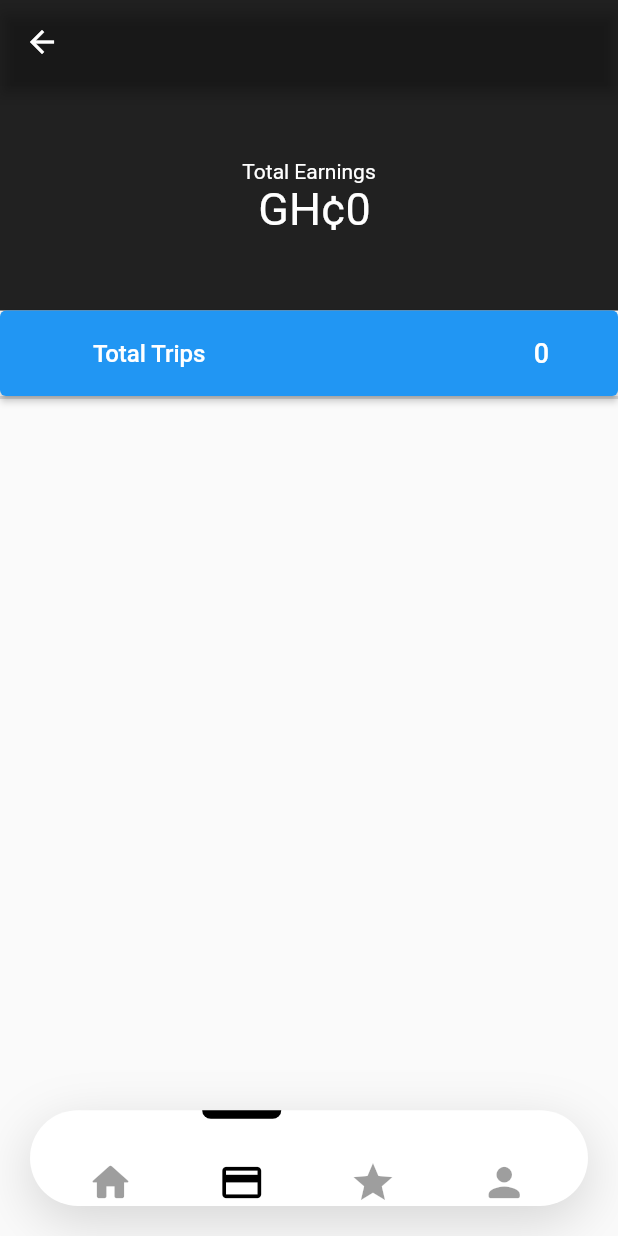
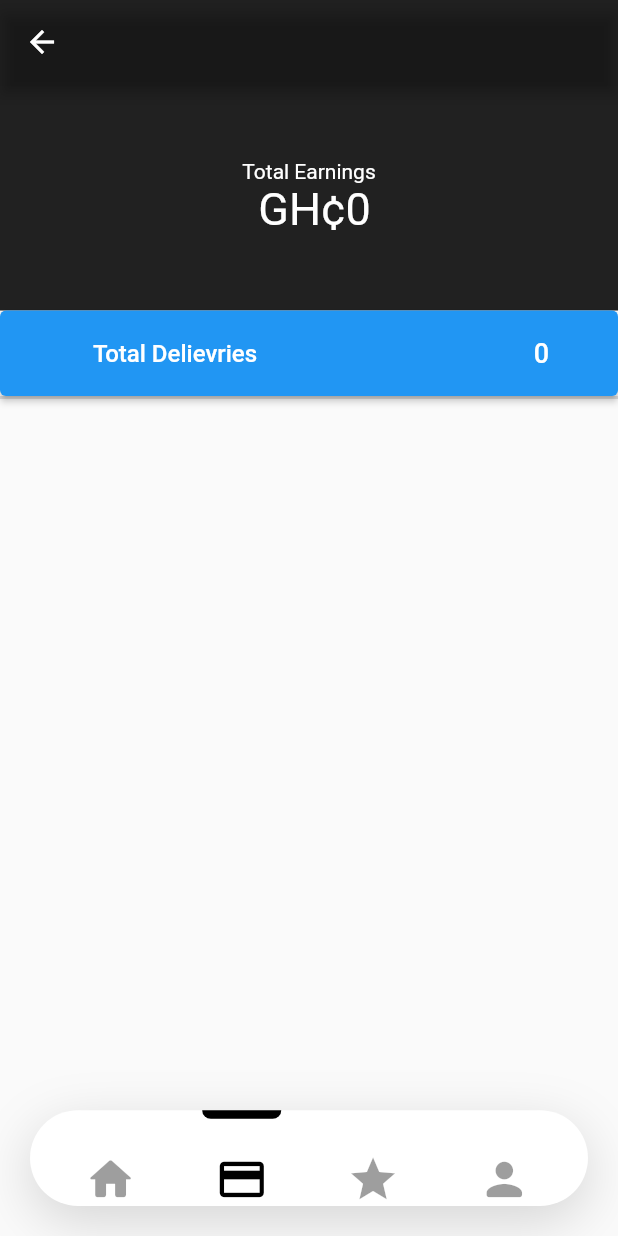
Before and after one commit to Mr-Deee/filld_rider, a Flutter app: the MainScreen screen opened by its route, after a tap on "Go Online", after a tap on the "credit card" icon, on a phone screen of 412 x 824 dp. Run offline on Flutter 3.47's test engine with Material 2 defaults, Android fonts, the phone set to English and light mode, and no system bars; our stand-ins replace cloud_firestore, country_code_picker, firebase_auth, firebase_core, firebase_database, firebase_messaging and 13 more; missing offline and left inert: firebase_phone_auth_handler, flutter_geofire, flutter_polyline_points, flutter_sms, maps_toolkit; accounts and stored records are empty; Roboto replaces fonts that are missing (Brand Bold).

Commit message:
next of kin

```diff
--- a/lib/Models/Assistants/assistantmethods.dart
+++ b/lib/Models/Assistants/assistantmethods.dart
@@ -85,9 +85,22 @@ class AssistantMethod{
 
 
 
-
   static void retrieveHistoryInfo(context)
   {
+
+
+    Ridersdb.child(currentfirebaseUser!.uid).child("earnings").once().then((
+        event) {
+
+      // var dataSnapshot = value.snapshot;
+      // final map = dataSnapshot.value as Map<dynamic, dynamic>;
+      if( event.snapshot.value!= null){
+        String earnings = event.snapshot.value.toString();
+        Provider.of<AppData>(context, listen: false).updateEarnings(earnings);
+
+        print("earnings:$earnings");
+      }
+    });
     //retrieve and display Trip History
     clientRequestRef.orderByChild("client_name").once().then((event)
     {
--- a/lib/pages/earningsTabPage.dart
+++ b/lib/pages/earningsTabPage.dart
@@ -57,7 +57,7 @@ class EarningsTabPage extends StatelessWidget {
                       width: 16,
                     ),
                     Text(
-                      'Total Trips',
+                      'Total Delievries',
                       style: TextStyle(fontSize: 16),
                     ),
                     Expanded(
--- a/lib/pages/mainscreen.dart
+++ b/lib/pages/mainscreen.dart
@@ -97,7 +97,7 @@ class _MainScreenState extends State<MainScreen>
                   duration: Duration(milliseconds: 1500),
                   curve: Curves.fastLinearToSlowEaseIn,
                   margin: EdgeInsets.only(
-                    bottom: index == selectedIndex ? 0 : size.width * .029,
+                    bottom: index == selectedIndex ? 0 : size.width * .0101,
                     right: size.width * .0422,
                     left: size.width * .0422,
                   ),
@@ -112,7 +112,7 @@ class _MainScreenState extends State<MainScreen>
                 ),
                 Icon(
                   listOfIcons[index],
-                  size: size.width * .076,
+                  size: size.width * .086,
                   color: index == selectedIndex
                       ? Colors.black
                       : Colors.black38,
--- a/pubspec.yaml
+++ b/pubspec.yaml
@@ -56,6 +56,7 @@ dev_dependencies:
   flutter_geofire: ^2.0.3
   intl: ^0.18.0
 
+  flutter_rating_stars: ^1.0.3+4
   firebase_storage: ^11.0.15
   provider: ^6.0.5
   pinput: ^2.2.31
```
Also changed, not shown: lib/pages/ratingTabPage.dart (+10 -9 lines), pubspec.lock.
